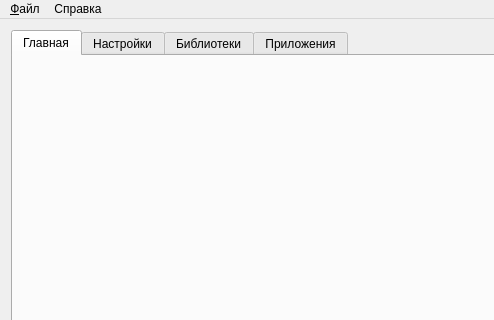
This is manager/mainwindow.ui in TheMrButcher/gamebase_manager as Qt 5 draws it before an edit; both pictures show x 0 to 494 and y 0 to 320 of the 1024 by 768 pixel window. The edited form follows.
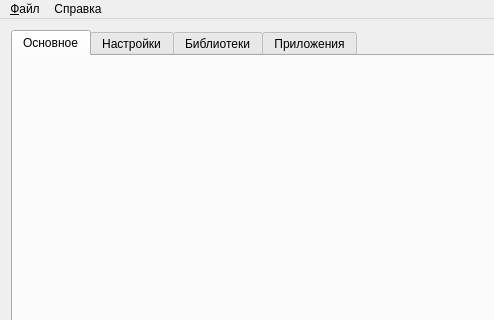
This is the edited form.

Patch:
```diff
--- a/manager/mainwindow.ui
+++ b/manager/mainwindow.ui
@@ -24,7 +24,7 @@
         </property>
         <widget class="QWidget" name="mainTab">
          <attribute name="title">
-          <string>Главная</string>
+          <string>Основное</string>
          </attribute>
          <layout class="QGridLayout" name="mainTabLayout"/>
         </widget>
```
